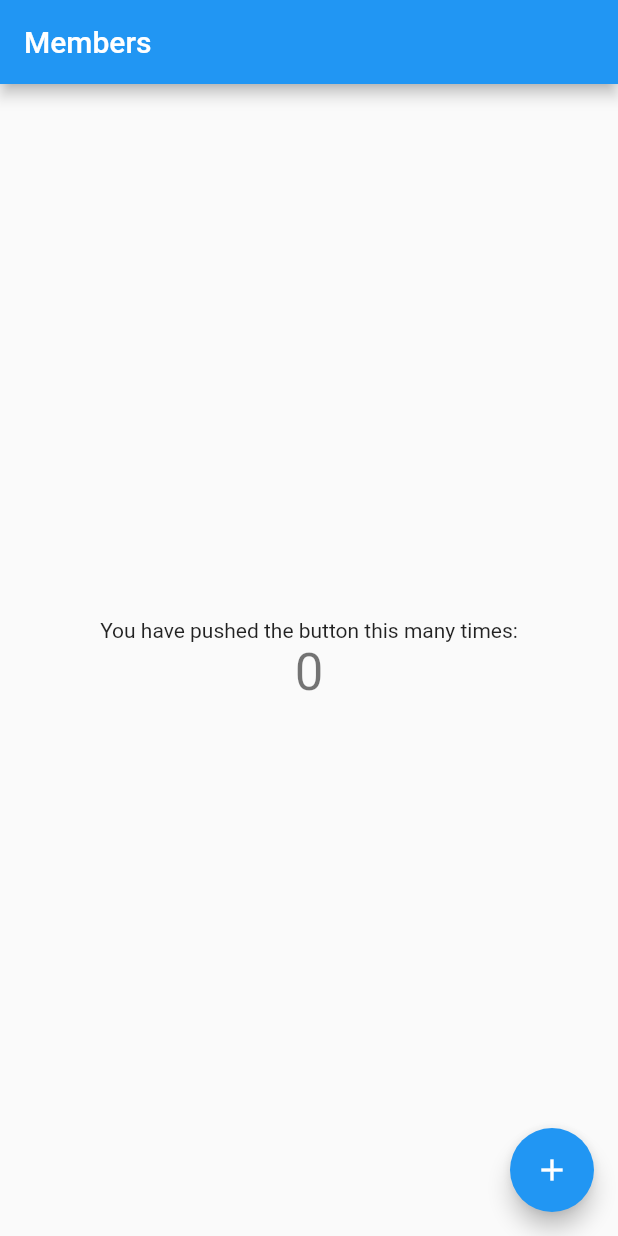
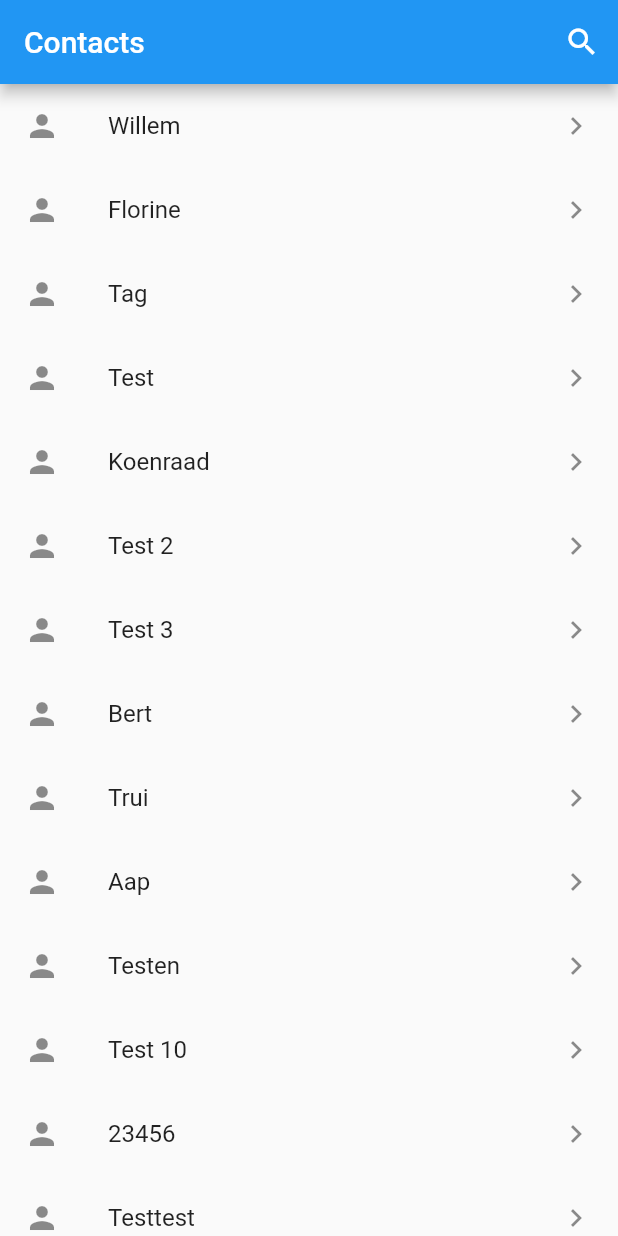
Before and after one commit to wserr/CRM, a Flutter app: the screen it shows after launch, on a phone screen of 412 x 824 dp. Run offline on Flutter 3.47's test engine with Material 2 defaults, Android fonts, the phone set to English and light mode, and no system bars; project files that could hold a hidden picture were left out.

Commit message:
added contact overview screen

```diff
--- /dev/null
+++ b/Frontend/crm/lib/helpers/contactListViewCreator.dart
@@ -0,0 +1,21 @@
+import 'package:crm/helpers/routeChanger.dart';
+import 'package:crm/models/contact.dart';
+import 'package:flutter/material.dart';
+
+class ContactListViewCreator
+{
+  static ListView create(List<Contact> contacts)
+  {
+    return ListView.builder(
+        itemCount: contacts.length,
+        itemBuilder: (context, index) => ListTile(
+          title: Text(
+            contacts[index].name,
+          ),
+          leading: Icon(Icons.person),
+          trailing: Icon(Icons.keyboard_arrow_right),
+          onTap: () => {RouteChanger.change(context)},
+        ),
+      );
+  }
+}
--- /dev/null
+++ b/Frontend/crm/lib/helpers/contactOverviewBuilder.dart
@@ -0,0 +1,25 @@
+import 'package:crm/models/contact.dart';
+
+/**
+ * This class is intended for testing, creates a dummy list with contacts
+ */
+class ContactOverviewBuilder {
+  static List<Contact> buildContacts() {
+    List<Contact> contacts = [];
+    contacts.add(Contact('Willem', 1));
+    contacts.add(Contact('Florine', 2));
+    contacts.add(Contact('Tag', 3));
+    contacts.add(Contact('Test', 4));
+    contacts.add(Contact('Koenraad', 5));
+    contacts.add(Contact('Test 2', 6));
+    contacts.add(Contact('Test 3', 7));
+    contacts.add(Contact('Bert', 8));
+    contacts.add(Contact('Trui', 9));
+    contacts.add(Contact('Aap', 10));
+    contacts.add(Contact('Testen', 11));
+    contacts.add(Contact('Test 10', 12));
+    contacts.add(Contact('23456', 13));
+    contacts.add(Contact('Testtest', 14));
+    return contacts;
+  }
+}
--- /dev/null
+++ b/Frontend/crm/lib/helpers/contactOverviewSearch.dart
@@ -0,0 +1,56 @@
+import 'package:crm/models/contact.dart';
+import 'package:flutter/material.dart';
+
+import 'contactListViewCreator.dart';
+
+/**
+ * This class implements the search functionality on the contacts overview page
+ */
+class ContactOverviewSearch extends SearchDelegate {
+  final List<Contact> contacts;
+  ContactOverviewSearch(this.contacts);
+
+  @override
+  List<Widget> buildActions(BuildContext context) {
+    return <Widget>[
+      IconButton(
+        icon: Icon(Icons.close),
+        onPressed: () {
+          query = "";
+        },
+      )
+    ];
+  }
+
+  @override
+  Widget buildLeading(BuildContext context) {
+    return IconButton(
+      icon: Icon(Icons.arrow_back),
+      onPressed: () {
+        Navigator.pop(context);
+      },
+    );
+  }
+
+  String selectedResult;
+  @override
+  Widget buildResults(BuildContext context) {
+    return Container(
+      child: Center(
+        child: Text(selectedResult??"Search provided no results."),
+      ),
+    );
+  }
+
+  List<Contact> recentList = [];
+  @override
+  Widget buildSuggestions(BuildContext context) {
+    List<Contact> suggestionList = [];
+    query.isEmpty
+        ? suggestionList = this.contacts
+        : suggestionList.addAll(contacts.where(
+            (element) => element.name.contains(query)));
+
+    return suggestionList.isEmpty ? Text("Search provided no results."):ContactListViewCreator.create(suggestionList);
+  }
+}
--- /dev/null
+++ b/Frontend/crm/lib/helpers/routeChanger.dart
@@ -0,0 +1,9 @@
+import 'package:crm/widgets/contactDetail.dart';
+import 'package:flutter/material.dart';
+
+class RouteChanger {
+  static void change(BuildContext context) {
+    Navigator.push(
+        context, MaterialPageRoute(builder: (context) => ContactDetail()));
+  }
+}
--- a/Frontend/crm/lib/main.dart
+++ b/Frontend/crm/lib/main.dart
@@ -1,3 +1,4 @@
+import 'package:crm/widgets/contactListOverview.dart';
 import 'package:flutter/material.dart';
 
 void main() {
@@ -30,6 +31,7 @@ class MyApp extends StatelessWidget {
 class MyHomePage extends StatefulWidget {
   MyHomePage({Key key, this.title}) : super(key: key);
 
+
   // This widget is the home page of your application. It is stateful, meaning
   // that it has a State object (defined below) that contains fields that affect
   // how it looks.
@@ -46,18 +48,6 @@ class MyHomePage extends StatefulWidget {
 }
 
 class _MyHomePageState extends State<MyHomePage> {
-  int _counter = 0;
-
-  void _incrementCounter() {
-    setState(() {
-      // This call to setState tells the Flutter framework that something has
-      // changed in this State, which causes it to rerun the build method below
-      // so that the display can reflect the updated values. If we changed
-      // _counter without calling setState(), then the build method would not be
-      // called again, and so nothing would appear to happen.
-      _counter++;
-    });
-  }
 
   @override
   Widget build(BuildContext context) {
@@ -67,47 +57,6 @@ class _MyHomePageState extends State<MyHomePage> {
     // The Flutter framework has been optimized to make rerunning build methods
     // fast, so that you can just rebuild anything that needs updating rather
     // than having to individually change instances of widgets.
-    return Scaffold(
-      appBar: AppBar(
-        // Here we take the value from the MyHomePage object that was created by
-        // the App.build method, and use it to set our appbar title.
-        title: Text(widget.title),
-      ),
-      body: Center(
-        // Center is a layout widget. It takes a single child and positions it
-        // in the middle of the parent.
-        child: Column(
-          // Column is also a layout widget. It takes a list of children and
-          // arranges them vertically. By default, it sizes itself to fit its
-          // children horizontally, and tries to be as tall as its parent.
-          //
-          // Invoke "debug painting" (press "p" in the console, choose the
-          // "Toggle Debug Paint" action from the Flutter Inspector in Android
-          // Studio, or the "Toggle Debug Paint" command in Visual Studio Code)
-          // to see the wireframe for each widget.
-          //
-          // Column has various properties to control how it sizes itself and
-          // how it positions its children. Here we use mainAxisAlignment to
-          // center the children vertically; the main axis here is the vertical
-          // axis because Columns are vertical (the cross axis would be
-          // horizontal).
-          mainAxisAlignment: MainAxisAlignment.center,
-          children: <Widget>[
-            Text(
-              'You have pushed the button this many times:',
-            ),
-            Text(
-              '$_counter',
-              style: Theme.of(context).textTheme.headline4,
-            ),
-          ],
-        ),
-      ),
-      floatingActionButton: FloatingActionButton(
-        onPressed: _incrementCounter,
-        tooltip: 'Increment',
-        child: Icon(Icons.add),
-      ), // This trailing comma makes auto-formatting nicer for build methods.
-    );
+    return ContactListOverview();
   }
 }
--- /dev/null
+++ b/Frontend/crm/lib/models/contact.dart
@@ -0,0 +1,7 @@
+class Contact
+{
+  String name;
+  int id;
+
+  Contact(this.name, this.id);
+}
--- /dev/null
+++ b/Frontend/crm/lib/widgets/contactListOverview.dart
@@ -0,0 +1,33 @@
+import 'package:crm/helpers/contactListViewCreator.dart';
+import 'package:crm/helpers/contactOverviewBuilder.dart';
+import 'package:crm/helpers/contactOverviewSearch.dart';
+import 'package:crm/models/contact.dart';
+import 'package:flutter/material.dart';
+
+class ContactListOverview extends StatefulWidget {
+  //TODO this list should be replaced by API call
+  final List<Contact> contacts = ContactOverviewBuilder.buildContacts();
+  @override
+  _ContactListOverviewState createState() => _ContactListOverviewState();
+}
+
+class _ContactListOverviewState extends State<ContactListOverview> {
+  @override
+  Widget build(BuildContext context) {
+    return Scaffold(
+      appBar: AppBar(
+          // Here we take the value from the MyHomePage object that was created by
+          // the App.build method, and use it to set our appbar title.
+          title: Text("Contacts"),
+          actions: <Widget>[
+            IconButton(
+              onPressed: () {
+                showSearch(context: context, delegate: ContactOverviewSearch(widget.contacts));
+              },
+              icon: Icon(Icons.search),
+            )
+          ]),
+      body: ContactListViewCreator.create(widget.contacts),
+    );
+  }
+}
```
Also changed, not shown: Frontend/crm/lib/widgets/contactDetail.dart (added, +19 -0 lines), 1 other file.
